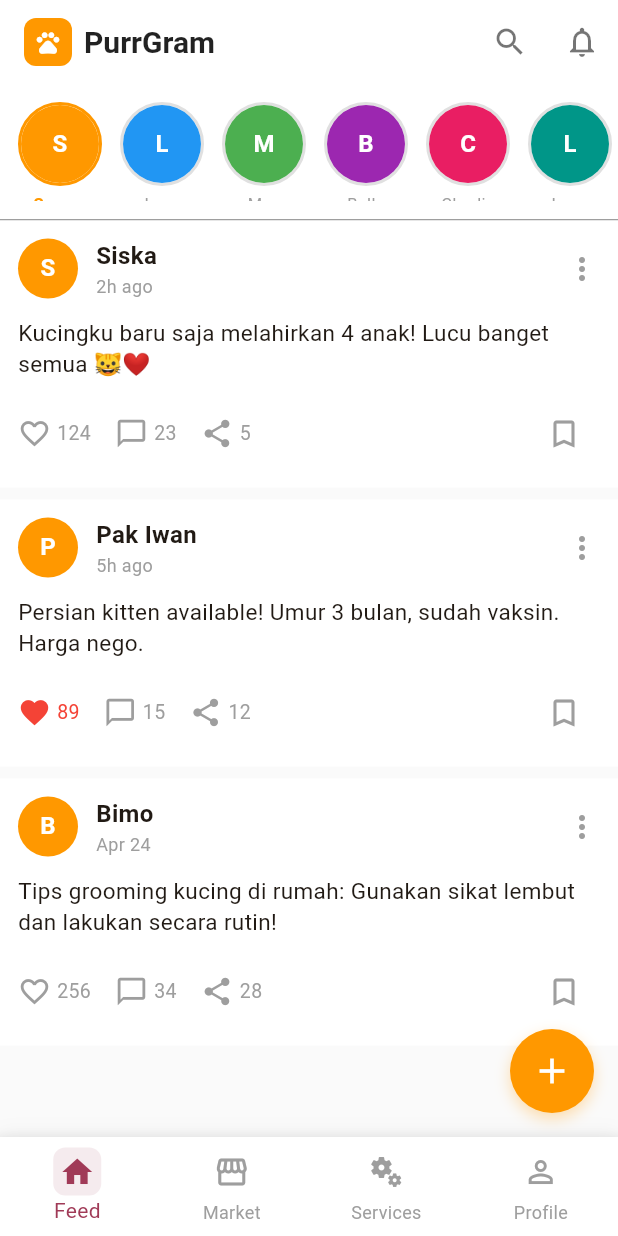
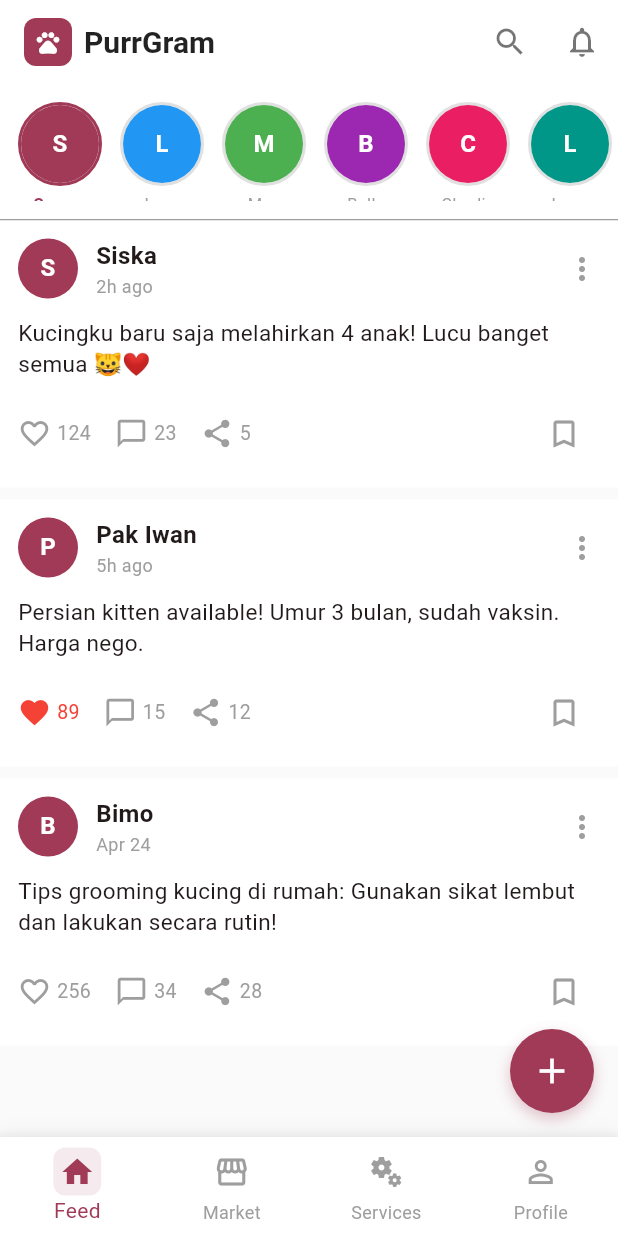
Before and after one commit to amajust/purrcat-app, a Flutter app: the screen it shows after launch, on a phone screen of 412 x 824 dp. Run offline on Flutter 3.47's test engine with Material 3 defaults, Android fonts, the phone set to English and light mode, and no system bars; our stand-ins replace go_router, shared_preferences; accounts and stored records are empty.

Commit message:
fix: update colors to match Figma design (#A03A57)

```diff
--- a/mobile/purrcat_app_mobile/lib/main.dart
+++ b/mobile/purrcat_app_mobile/lib/main.dart
@@ -24,7 +24,7 @@ class PurrCatApp extends StatelessWidget {
       child: MaterialApp.router(
         title: 'PurrCat App',
         theme: ThemeData(
-          colorScheme: ColorScheme.fromSeed(seedColor: Colors.orange),
+          colorScheme: ColorScheme.fromSeed(seedColor: const Color(0xFFA03A57)),
           useMaterial3: true,
         ),
         routerConfig: router,
--- a/mobile/purrcat_app_mobile/lib/screens/feed_screen.dart
+++ b/mobile/purrcat_app_mobile/lib/screens/feed_screen.dart
@@ -97,7 +97,7 @@ class _FeedScreenState extends State<FeedScreen> {
               width: 32,
               height: 32,
               decoration: BoxDecoration(
-                color: Colors.orange,
+                color: const Color(0xFFA03A57),
                 borderRadius: BorderRadius.circular(8),
               ),
               child: const Icon(
@@ -163,11 +163,11 @@ class _FeedScreenState extends State<FeedScreen> {
         width: 56,
         height: 56,
         decoration: BoxDecoration(
-          color: Colors.orange,
+          color: const Color(0xFFA03A57),
           borderRadius: BorderRadius.circular(28),
           boxShadow: [
             BoxShadow(
-              color: Colors.orange.withOpacity(0.3),
+              color: const Color(0xFFA03A57).withOpacity(0.3),
               blurRadius: 8,
               offset: const Offset(0, 4),
             ),
@@ -199,7 +199,7 @@ class _FeedScreenState extends State<FeedScreen> {
             children: [
               CircleAvatar(
                 radius: 20,
-                backgroundColor: Colors.orange,
+                backgroundColor: const Color(0xFFA03A57),
                 child: Text(
                   post.userName.isNotEmpty ? post.userName[0].toUpperCase() : 'U',
                   style: const TextStyle(color: Colors.white, fontWeight: FontWeight.bold),
@@ -279,7 +279,7 @@ class _FeedScreenState extends State<FeedScreen> {
   Widget _buildPetChip(int index) {
     final petNames = ['Semua', 'Lucy', 'Max', 'Bella', 'Charlie', 'Luna', 'Oscar', 'Milo'];
     final colors = [
-      Colors.orange,
+      const Color(0xFFA03A57),
       Colors.blue,
       Colors.green,
       Colors.purple,
@@ -300,7 +300,7 @@ class _FeedScreenState extends State<FeedScreen> {
             decoration: BoxDecoration(
               shape: BoxShape.circle,
               border: Border.all(
-                color: isSelected ? Colors.orange : Colors.grey[300]!,
+                color: isSelected ? const Color(0xFFA03A57) : Colors.grey[300]!,
                 width: 2,
               ),
             ),
@@ -320,7 +320,7 @@ class _FeedScreenState extends State<FeedScreen> {
             petNames[index],
             style: TextStyle(
               fontSize: 11,
-              color: isSelected ? Colors.orange : Colors.grey,
+              color: isSelected ? const Color(0xFFA03A57) : Colors.grey,
               fontWeight: isSelected ? FontWeight.bold : FontWeight.normal,
             ),
           ),
--- a/mobile/purrcat_app_mobile/lib/screens/login_screen.dart
+++ b/mobile/purrcat_app_mobile/lib/screens/login_screen.dart
@@ -67,7 +67,7 @@ class _LoginScreenState extends State<LoginScreen> {
                     width: 100,
                     height: 100,
                     decoration: BoxDecoration(
-                      color: Colors.orange,
+                      color: const Color(0xFFA03A57),
                       borderRadius: BorderRadius.circular(50),
                     ),
                     child: const Icon(
@@ -163,7 +163,7 @@ class _LoginScreenState extends State<LoginScreen> {
                 ElevatedButton(
                   onPressed: authProvider.isLoading ? null : _handleLogin,
                   style: ElevatedButton.styleFrom(
-                    backgroundColor: Colors.orange,
+                    backgroundColor: const Color(0xFFA03A57),
                     foregroundColor: Colors.white,
                     padding: const EdgeInsets.symmetric(vertical: 16),
                     shape: RoundedRectangleBorder(
--- a/mobile/purrcat_app_mobile/lib/screens/register_screen.dart
+++ b/mobile/purrcat_app_mobile/lib/screens/register_screen.dart
@@ -83,7 +83,7 @@ class _RegisterScreenState extends State<RegisterScreen> {
                     width: 100,
                     height: 100,
                     decoration: BoxDecoration(
-                      color: Colors.orange,
+                      color: const Color(0xFFA03A57),
                       borderRadius: BorderRadius.circular(50),
                     ),
                     child: const Icon(
@@ -214,7 +214,7 @@ class _RegisterScreenState extends State<RegisterScreen> {
                 ElevatedButton(
                   onPressed: authProvider.isLoading ? null : _handleRegister,
                   style: ElevatedButton.styleFrom(
-                    backgroundColor: Colors.orange,
+                    backgroundColor: const Color(0xFFA03A57),
                     foregroundColor: Colors.white,
                     padding: const EdgeInsets.symmetric(vertical: 16),
                     shape: RoundedRectangleBorder(
--- a/mobile/purrcat_app_mobile/lib/screens/splash_screen.dart
+++ b/mobile/purrcat_app_mobile/lib/screens/splash_screen.dart
@@ -31,7 +31,7 @@ class _SplashScreenState extends State<SplashScreen> {
   @override
   Widget build(BuildContext context) {
     return Scaffold(
-      backgroundColor: Colors.orange,
+      backgroundColor: const Color(0xFFA03A57),
       body: Center(
         child: Column(
           mainAxisAlignment: MainAxisAlignment.center,
@@ -47,7 +47,7 @@ class _SplashScreenState extends State<SplashScreen> {
               child: const Icon(
                 Icons.pets,
                 size: 60,
-                color: Colors.orange,
+                color: Color(0xFFA03A57),
               ),
             ),
             const SizedBox(height: 24),
```
Also changed, not shown: mobile/purrcat_app_mobile/lib/screens/marketplace_screen.dart (+7 -7 lines).
